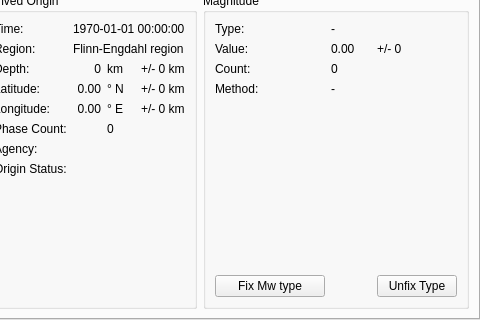
Before: the Qt Designer form libs/seiscomp/gui/datamodel/eventedit.ui in SeisComP/common, drawn with Qt 5; both pictures show x 355 to 835 and y 475 to 795 of the 835 by 795 pixel window.
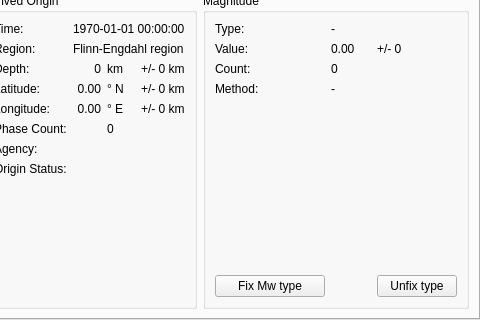
After: the same form once the commit is applied. The open tabs and pages were chosen to show the change.

Commit message: [gui] Use lowercase for consistency

Diff of the .ui file:
```diff
--- a/libs/seiscomp/gui/datamodel/eventedit.ui
+++ b/libs/seiscomp/gui/datamodel/eventedit.ui
@@ -1493,7 +1493,7 @@
                <string>Unfixes a previously fixed moment magnitude as preferred magnitude and lets scevent decide which magnitude (part of the preferred origin) to set preferred.</string>
               </property>
               <property name="text" >
-               <string>Unfix Type</string>
+               <string>Unfix type</string>
               </property>
              </widget>
             </item>
```
